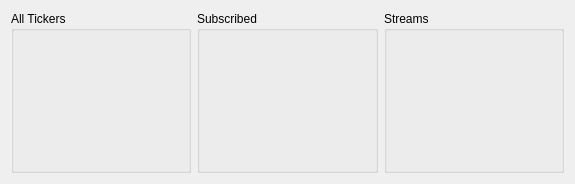
Above: src/widgets/connection_widget.ui from biddisco/lxqt-build-tools before the change. Below: the same form after it.
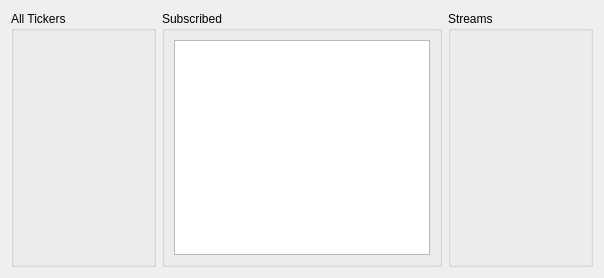
That is the form after the change.

What changed in the file:
```diff
--- a/src/widgets/connection_widget.ui
+++ b/src/widgets/connection_widget.ui
@@ -6,8 +6,8 @@
    <rect>
     <x>0</x>
     <y>0</y>
-    <width>575</width>
-    <height>184</height>
+    <width>604</width>
+    <height>278</height>
    </rect>
   </property>
   <property name="windowTitle">
@@ -28,6 +28,18 @@
        <property name="title">
         <string>Subscribed</string>
        </property>
+       <layout class="QVBoxLayout" name="verticalLayout_2">
+        <item>
+         <widget class="QListWidget" name="subscribed_list">
+          <property name="sizePolicy">
+           <sizepolicy hsizetype="Preferred" vsizetype="Expanding">
+            <horstretch>0</horstretch>
+            <verstretch>0</verstretch>
+           </sizepolicy>
+          </property>
+         </widget>
+        </item>
+       </layout>
       </widget>
      </item>
      <item>
```
